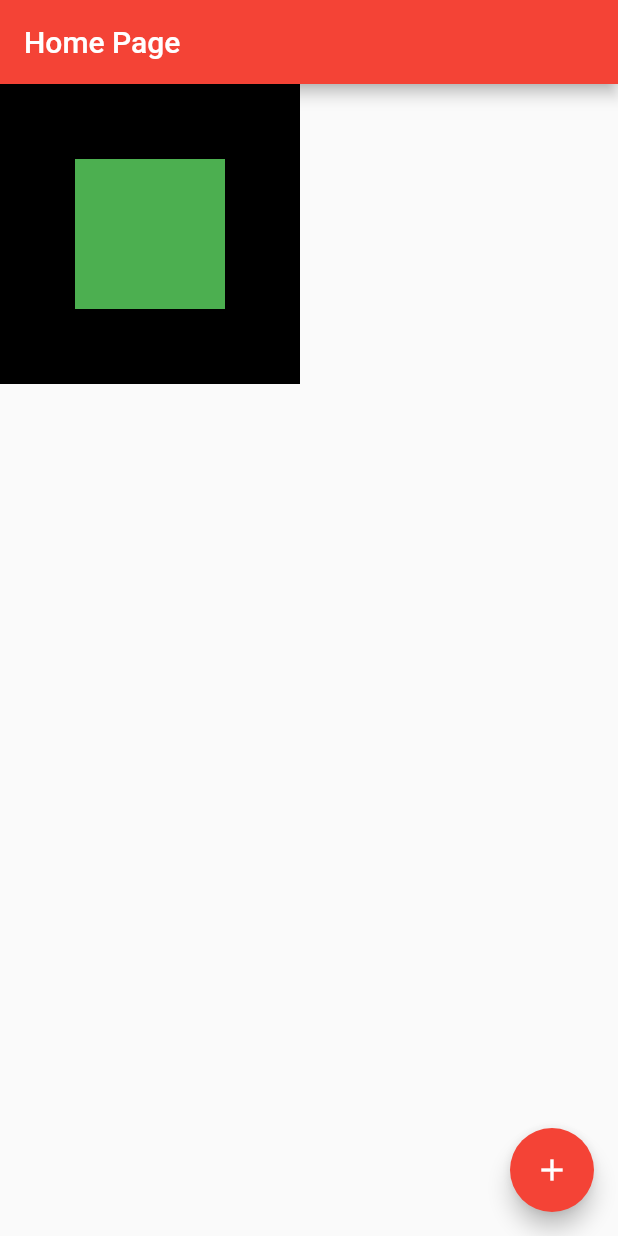
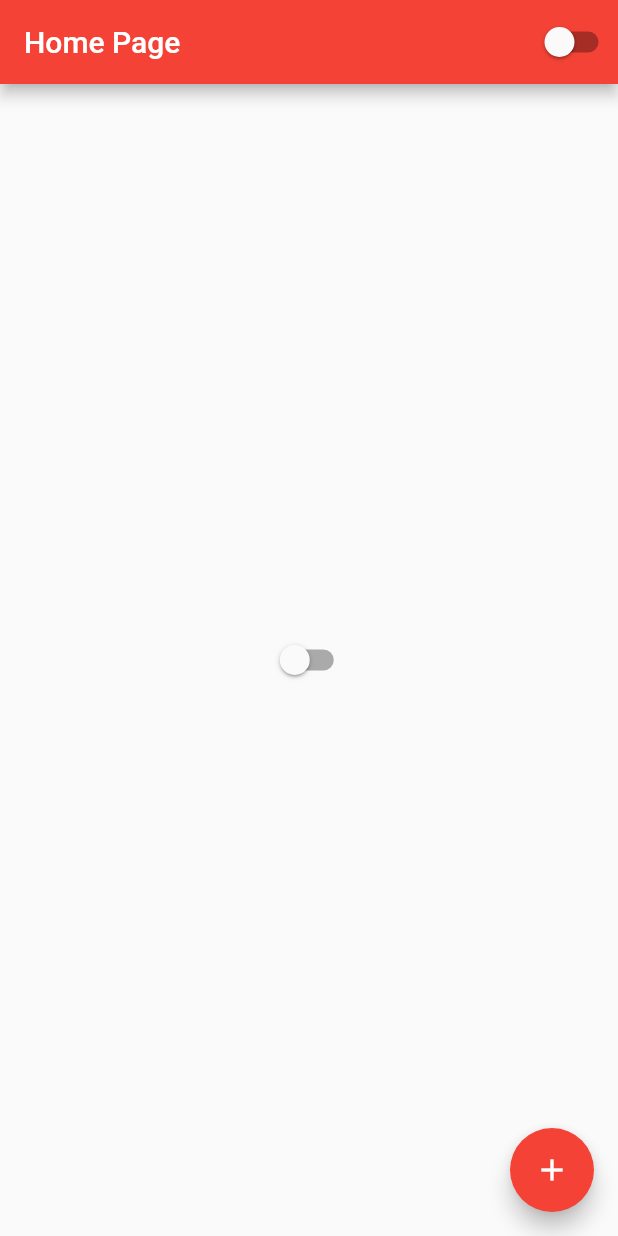
Before and after one commit to bragabriel/Flutter, a Flutter app: the screen it shows after launch, on a phone screen of 412 x 824 dp. Run offline on Flutter 3.47's test engine with Material 2 defaults, Android fonts, the phone set to English and light mode, and no system bars.

Commit message:
Gerenciando estado e Componentização

```diff
--- /dev/null
+++ b/cursoflutter/lib/app_controller.dart
@@ -0,0 +1,17 @@
+import 'package:flutter/cupertino.dart';
+
+class AppController extends ChangeNotifier{
+
+  //Singleton para instanciar apenas 1x
+  static AppController instance = AppController();
+
+  bool isDartTheme = false;
+
+  //Método
+  changeTheme(){
+    isDartTheme = !isDartTheme;
+
+    //Notificando quem estiver escutando
+    notifyListeners();
+  }
+}
--- a/cursoflutter/lib/app_widget.dart
+++ b/cursoflutter/lib/app_widget.dart
@@ -1,4 +1,5 @@
 //StateLess = Estatico -> Não pode ser modificado
+import 'package:cursoflutter/app_controller.dart';
 import 'package:flutter/cupertino.dart';
 import 'package:flutter/material.dart';
 
@@ -8,13 +9,20 @@ class AppWidget extends StatelessWidget {
 
   @override
   Widget build(BuildContext context) {
-    return MaterialApp(
-      theme: ThemeData(
-        primarySwatch: Colors.red,
-        brightness: Brightness.light
-      ),
-      home: HomePage(),
+    return AnimatedBuilder(
+      animation: AppController.instance,
+      builder: (context, child){
+        return MaterialApp(
+          theme: ThemeData(
+            primarySwatch: Colors.red,
 
+            //Se for true, retorna o dark.
+            //Se for false, retorna o light
+            brightness: AppController.instance.isDartTheme ? Brightness.dark : Brightness.light,
+          ),
+          home: HomePage(),
+        );
+      },
     );
   }
 }
--- a/cursoflutter/lib/home_page.dart
+++ b/cursoflutter/lib/home_page.dart
@@ -1,5 +1,6 @@
   //StatefulWidget = Dinamico -> Pode ser modificado
-  import 'package:flutter/cupertino.dart';
+  import 'package:cursoflutter/app_controller.dart';
+import 'package:flutter/cupertino.dart';
 import 'package:flutter/material.dart';
 
 class HomePage extends StatefulWidget{
@@ -20,18 +21,14 @@ class HomePageState extends State<HomePage>{
     return Scaffold(
       appBar: AppBar(
         title: Text('Home Page'),
+
+        //botões que ficam na lateral direita
+        actions: [
+          CustomSwitch(),
+        ],
       ),
-      body: Container(
-        height: 200,
-        width: 200,
-        color: Colors.black,
-        child: Center(
-          child: Container(
-            height: 100,
-            width: 100,
-            color: Colors.green,
-          ),
-        ),
+      body: Center(
+        child: CustomSwitch(),
       ),
       floatingActionButton: FloatingActionButton(
         child: Icon(Icons.add),
@@ -44,3 +41,16 @@ class HomePageState extends State<HomePage>{
     );
   }
 }
+
+class CustomSwitch extends StatelessWidget {
+  const CustomSwitch({super.key});
+
+  @override
+  Widget build(BuildContext context) {
+    return Switch(
+            value: AppController.instance.isDartTheme,
+            onChanged: (value){
+            AppController.instance.changeTheme();
+          });
+  }
+}
```
